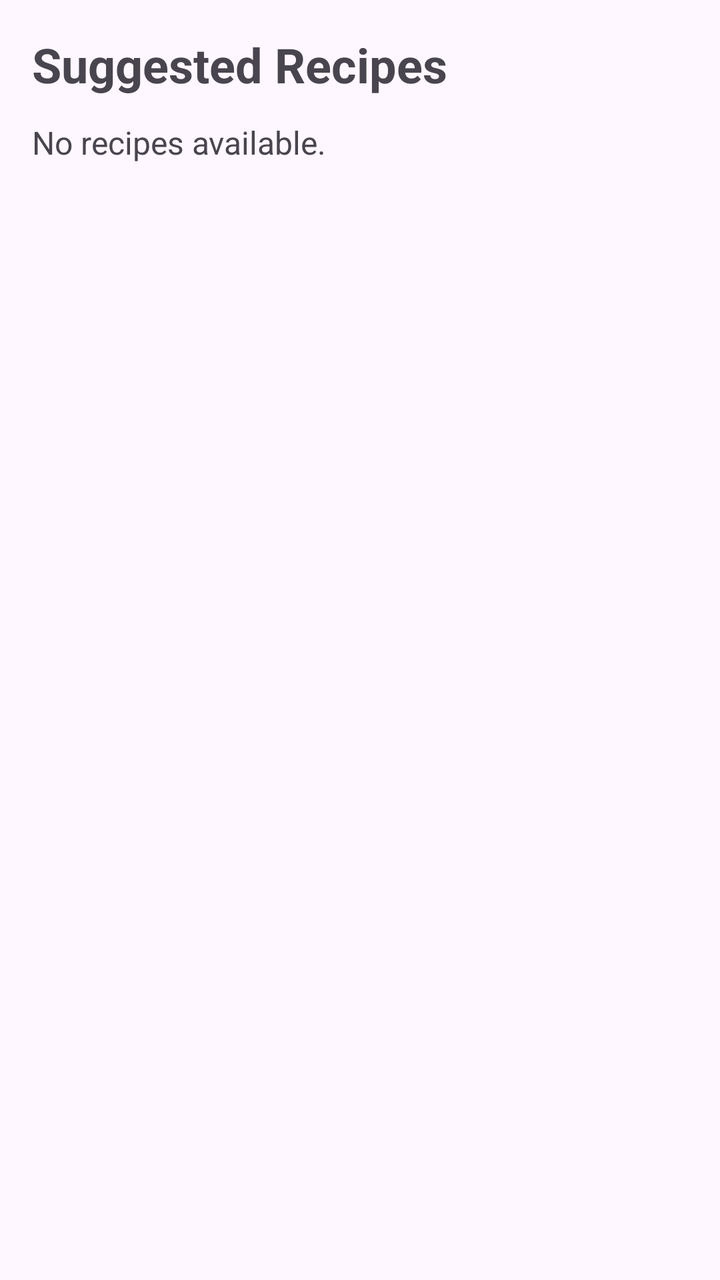
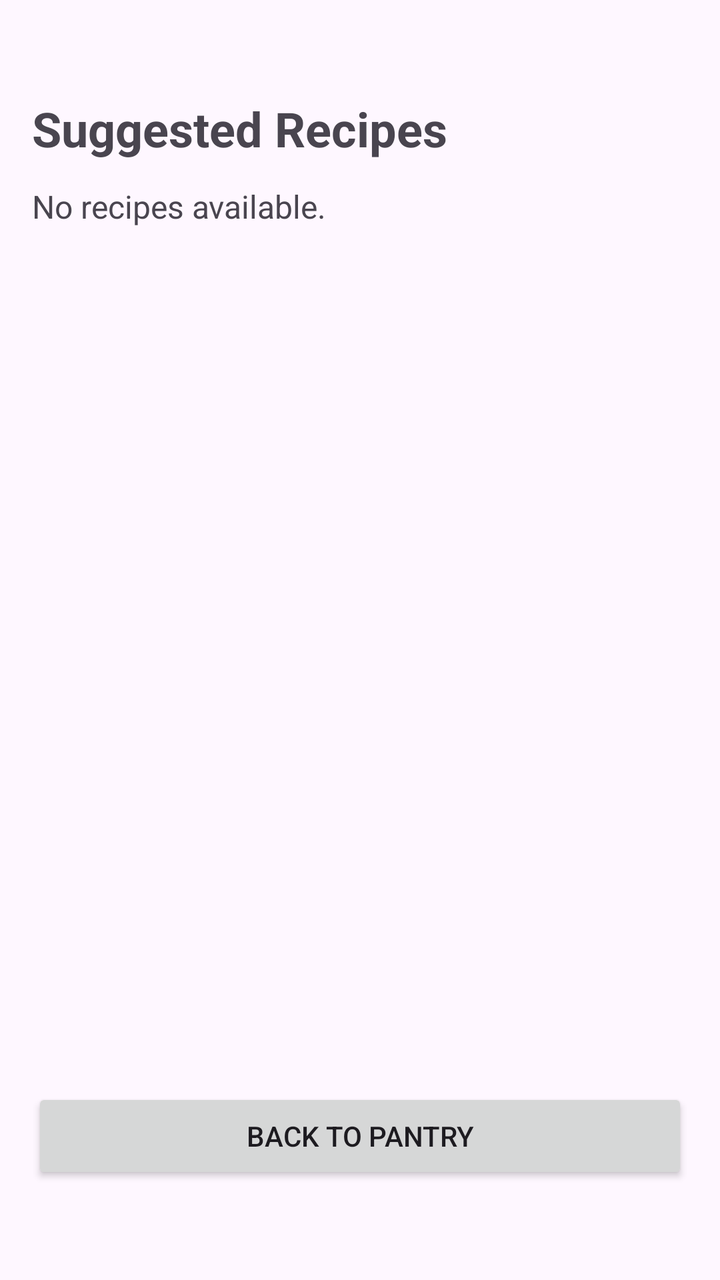

Two renders of the same Android screen: before a commit and after it. Below are the layout's source before the change and the commit's diff.
<!-- AndroidManifest.xml: application theme Theme.SmartPantryManager -->
<!-- res/layout/activity_suggested_recipes.xml -->
<?xml version="1.0" encoding="utf-8"?>
<LinearLayout xmlns:android="http://schemas.android.com/apk/res/android"
    android:layout_width="match_parent"
    android:layout_height="match_parent"
    android:orientation="vertical"
    android:padding="16dp">

    <TextView
        android:id="@+id/tvSuggestedRecipesTitle"
        android:layout_width="wrap_content"
        android:layout_height="wrap_content"
        android:text="Suggested Recipes"
        android:textSize="24sp"
        android:textStyle="bold"
        android:layout_marginBottom="12dp" />

    <TextView
        android:id="@+id/tvSuggestedRecipesMessage"
        android:layout_width="wrap_content"
        android:layout_height="wrap_content"
        android:text="No recipes available."
        android:textSize="16sp"
        android:layout_marginBottom="8dp" />

    <androidx.recyclerview.widget.RecyclerView
        android:id="@+id/recyclerViewRecipes"
        android:layout_width="match_parent"
        android:layout_height="0dp"
        android:layout_weight="1" />

</LinearLayout>
<!-- resources referenced by this layout -->
<resources>
  <style name="Theme.SmartPantryManager" parent="Base.Theme.SmartPantryManager" />
  <style name="Base.Theme.SmartPantryManager" parent="Theme.Material3.DayNight.NoActionBar">
          
          
      </style>
</resources>

<!-- the commit's change to res/layout/activity_suggested_recipes.xml (unified diff, before → after) -->
@@ -3,7 +3,10 @@
     android:layout_width="match_parent"
     android:layout_height="match_parent"
     android:orientation="vertical"
-    android:padding="16dp">
+    android:paddingLeft="16dp"
+    android:paddingTop="48dp"
+    android:paddingRight="16dp"
+    android:paddingBottom="40dp">
 
     <TextView
         android:id="@+id/tvSuggestedRecipesTitle"
@@ -28,4 +31,12 @@
         android:layout_height="0dp"
         android:layout_weight="1" />
 
+    <Button
+        android:id="@+id/btnBackToPantry"
+        android:layout_width="match_parent"
+        android:layout_height="wrap_content"
+        android:layout_marginTop="8dp"
+        android:layout_marginBottom="8dp"
+        android:text="Back to Pantry" />
+
 </LinearLayout>
